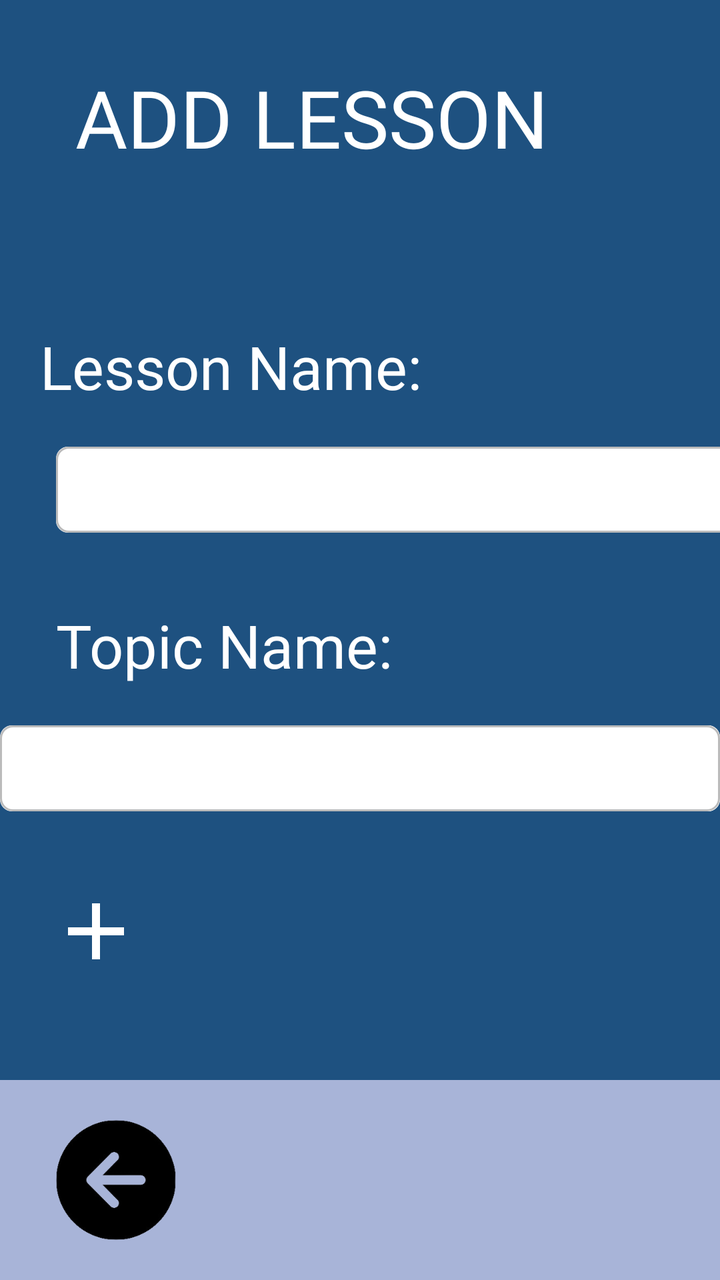
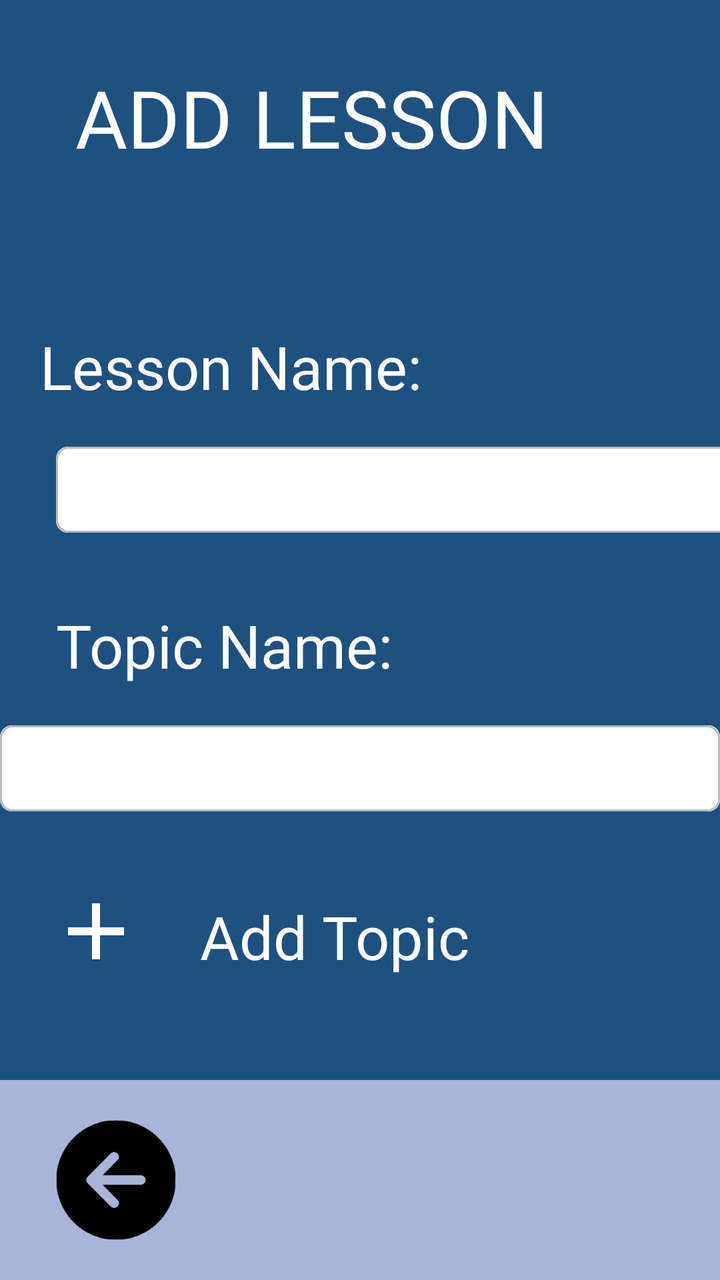

Two renders of the same Android screen: before a commit and after it. Below are the layout's source before the change and the commit's diff.
<!-- AndroidManifest.xml: application theme Theme.FinalsApplication -->
<!-- res/layout/admin_add_lesson.xml -->
<?xml version="1.0" encoding="utf-8"?>
<ScrollView xmlns:android="http://schemas.android.com/apk/res/android"
    xmlns:app="http://schemas.android.com/apk/res-auto"
    xmlns:tools="http://schemas.android.com/tools"
    android:layout_width="409dp"
    android:layout_height="729dp"
    android:background="#1e5180"
    android:fillViewport="true"
    tools:layout_editor_absoluteX="1dp"
    tools:layout_editor_absoluteY="1dp">

    <androidx.constraintlayout.widget.ConstraintLayout
        android:layout_width="match_parent"
        android:layout_height="wrap_content"
        tools:context=".AddLesson">

        <TextView
            android:id="@+id/textView5"
            android:layout_width="285dp"
            android:layout_height="55dp"
            android:layout_marginTop="32dp"
            android:fontFamily="@font/roboto_regular"
            android:text="ADD LESSON"
            android:textColor="@color/white"
            android:textSize="40sp"
            app:layout_constraintEnd_toEndOf="parent"
            app:layout_constraintStart_toStartOf="parent"
            app:layout_constraintTop_toTopOf="parent" />

        <TextView
            android:id="@+id/textView7"
            android:layout_width="wrap_content"
            android:layout_height="wrap_content"
            android:layout_marginTop="76dp"
            android:fontFamily="@font/roboto_regular"
            android:text="Lesson Name:"
            android:textColor="@color/white"
            android:textSize="30sp"
            app:layout_constraintEnd_toEndOf="parent"
            app:layout_constraintHorizontal_bias="0.119"
            app:layout_constraintStart_toStartOf="parent"
            app:layout_constraintTop_toBottomOf="@+id/textView5" />

        <EditText
            android:id="@+id/editTextText"
            android:layout_width="360dp"
            android:layout_height="43dp"
            android:layout_marginStart="28dp"
            android:layout_marginTop="20dp"
            android:background="@drawable/shape"
            android:ems="10"
            android:inputType="text"
            app:layout_constraintStart_toStartOf="parent"
            app:layout_constraintTop_toBottomOf="@+id/textView7" />

        <TextView
            android:id="@+id/textView10"
            android:layout_width="wrap_content"
            android:layout_height="wrap_content"
            android:layout_marginStart="28dp"
            android:layout_marginTop="36dp"
            android:fontFamily="@font/roboto_regular"
            android:text="Topic Name:"
            android:textColor="@color/white"
            android:textSize="30sp"
            app:layout_constraintStart_toStartOf="parent"
            app:layout_constraintTop_toBottomOf="@+id/editTextText" />

        <EditText
            android:id="@+id/editTextText2"
            android:layout_width="360dp"
            android:layout_height="43dp"
            android:layout_marginTop="20dp"
            android:background="@drawable/shape"
            android:ems="10"
            android:inputType="text"
            app:layout_constraintEnd_toEndOf="parent"
            app:layout_constraintHorizontal_bias="0.571"
            app:layout_constraintStart_toStartOf="parent"
            app:layout_constraintTop_toBottomOf="@+id/textView10" />

        <ImageButton
            android:id="@+id/addTopicLesson1"
            android:layout_width="64dp"
            android:layout_height="48dp"
            android:layout_marginStart="16dp"
            android:layout_marginTop="36dp"
            android:background="@color/ourBlue"
            android:scaleType="fitCenter"
            app:layout_constraintStart_toStartOf="parent"
            app:layout_constraintTop_toBottomOf="@+id/editTextText2"
            app:srcCompat="@drawable/add_sign" />

        <Button
            android:id="@+id/button"
            android:layout_width="373dp"
            android:layout_height="69dp"
            android:layout_marginTop="452dp"
            android:backgroundTint="#4f5a99"
            android:text="Add Lesson"
            android:textSize="19sp"
            app:layout_constraintEnd_toEndOf="parent"
            app:layout_constraintStart_toStartOf="parent"
            app:layout_constraintTop_toBottomOf="@+id/textView5" />

        <LinearLayout
            android:layout_width="match_parent"
            android:layout_height="100dip"
            android:layout_alignParentBottom="true"
            android:background="#a8b4d8"
            app:layout_constraintBottom_toBottomOf="parent"
            app:layout_constraintEnd_toEndOf="parent"
            app:layout_constraintHorizontal_bias="1.0"
            app:layout_constraintStart_toStartOf="parent">

            <ImageButton
                android:id="@+id/backButton"
                android:layout_width="76dp"
                android:layout_height="wrap_content"
                android:layout_marginStart="20dp"
                android:layout_marginTop="20dp"
                android:layout_marginBottom="20dp"
                android:background="?android:attr/selectableItemBackground"
                android:scaleType="fitCenter"
                android:src="@drawable/arrowleft" />
        </LinearLayout>

    </androidx.constraintlayout.widget.ConstraintLayout>
</ScrollView>
<!-- resources referenced by this layout -->
<resources>
  <color name="ourBlue">#1e5180</color>
  <color name="white">#FFFFFFFF</color>
  <!-- drawable add_sign (drawable) -->
  <vector android:height="24dp" android:tint="#FFFFFF"
      android:viewportHeight="24" android:viewportWidth="24"
      android:width="24dp" xmlns:android="http://schemas.android.com/apk/res/android">
      <path android:fillColor="@android:color/white" android:pathData="M19,13h-6v6h-2v-6H5v-2h6V5h2v6h6v2z"/>
  </vector>
  <!-- drawable arrowleft: png bitmap (drawable, 16559 bytes) -->
  <!-- drawable shape (drawable) -->
  <?xml version="1.0" encoding="utf-8"?>
  <layer-list xmlns:android="http://schemas.android.com/apk/res/android">
  
      <item>
          <shape>
              <corners android:radius="6dp" />
              <solid android:color="@android:color/white" />
          </shape>
      </item>
  
      <item
          android:left="34dp">
  
          <shape>
              <solid android:color="@android:color/white" />
              <corners android:radius="6dp"
                  android:topRightRadius="6dp"
                  android:topLeftRadius="5dp"
                  android:bottomRightRadius="6dp"
                  android:bottomLeftRadius="0dp"/>
          </shape>
      </item>
      <item>
          <shape>
              
              <corners android:radius="6dp" />
              <solid android:color="@android:color/transparent" />
              <stroke
                  android:width="1dp"
                  android:color="#BBBBBB" />
          </shape>
      </item>
  </layer-list>
  <style name="Theme.FinalsApplication" parent="Base.Theme.FinalsApplication" />
  <style name="Base.Theme.FinalsApplication" parent="Theme.Material3.DayNight.NoActionBar">
          
          
      </style>
</resources>

<!-- the commit's change to res/layout/admin_add_lesson.xml (unified diff, before → after) -->
@@ -125,5 +125,17 @@
                 android:src="@drawable/arrowleft" />
         </LinearLayout>
 
+        <TextView
+            android:id="@+id/textView3"
+            android:layout_width="wrap_content"
+            android:layout_height="wrap_content"
+            android:layout_marginStart="100dp"
+            android:layout_marginTop="416dp"
+            android:text="Add Topic"
+            android:textColor="@color/white"
+            android:textSize="30sp"
+            app:layout_constraintStart_toStartOf="parent"
+            app:layout_constraintTop_toTopOf="@+id/textView5" />
+
     </androidx.constraintlayout.widget.ConstraintLayout>
 </ScrollView>
